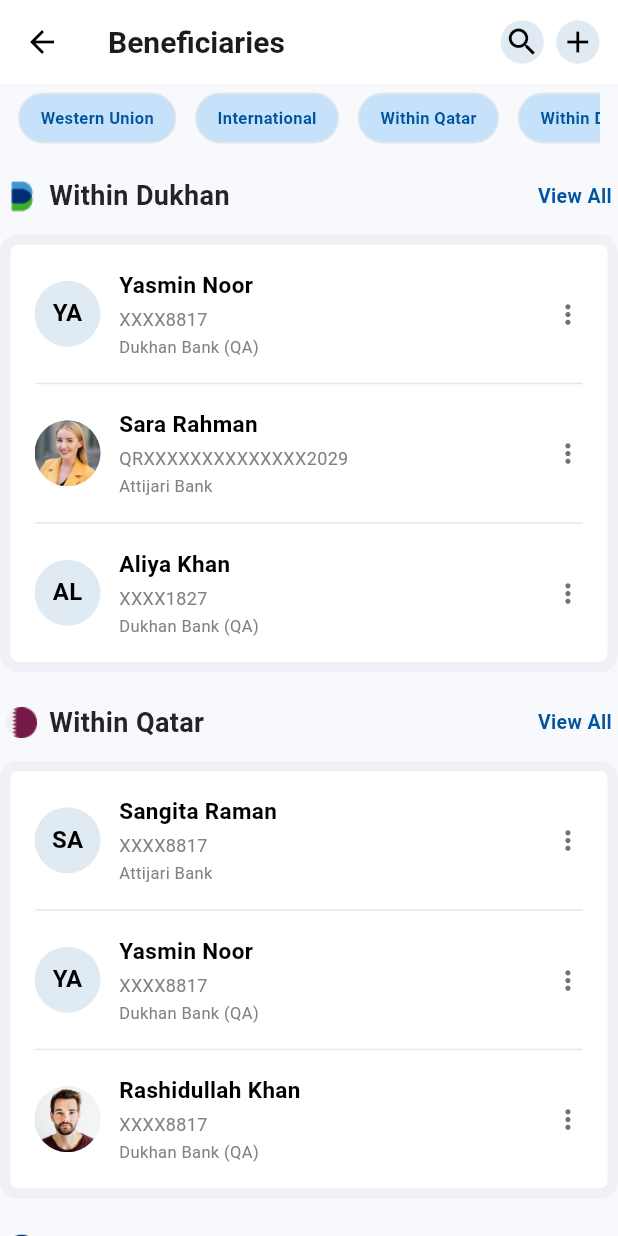
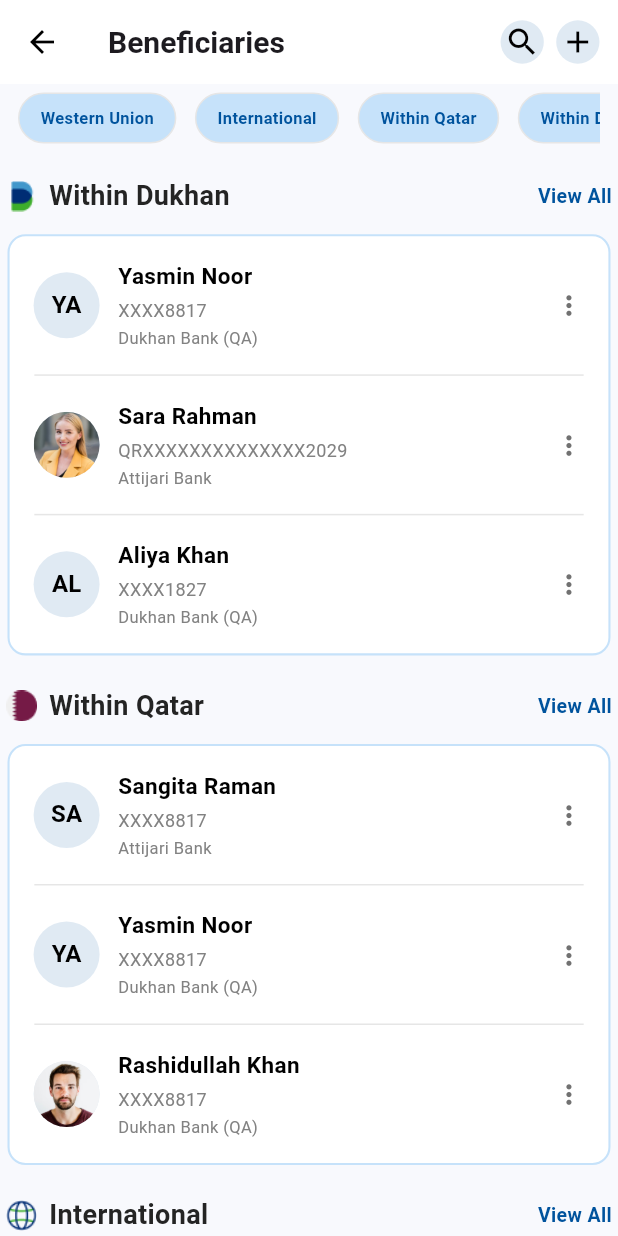
Before and after one commit to NishanthRamachandaran/beneficiary, a Flutter app: the screen it shows after launch, on a phone screen of 412 x 824 dp. Run offline on Flutter 3.47's test engine with Material 3 defaults, Android fonts, the phone set to English and light mode, and no system bars; our stand-ins replace flutter_riverpod; Roboto replaces fonts that are missing (DiodrumArabic).

Commit message:
Updated project with latest code changes

```diff
--- a/lib/features/beneficiaries/domain/models/beneficiary.dart
+++ b/lib/features/beneficiaries/domain/models/beneficiary.dart
@@ -1,13 +1,10 @@
-// lib/features/beneficiaries/domain/models/beneficiary.dart
 
-// MODEL: Beneficiary
-// COMMAND: model represents a beneficiary tile. Use this immutable class everywhere in presentation.
 class Beneficiary {
   final String name;
   final String id;
   final String bank;
   final String? avatarUrl; // optional network image
-  final String? localImage; // optional local asset image path
+  final String? localImage;
 
   const Beneficiary({
     required this.name,
--- a/lib/features/beneficiaries/presentation/pages/beneficiaries_screen.dart
+++ b/lib/features/beneficiaries/presentation/pages/beneficiaries_screen.dart
@@ -8,7 +8,7 @@
 import '../providers/beneficiaries_providers.dart';
 import '../../colors.dart';
 
-// COMMAND: Page builds UI and connects provider + controller logic.
+//  Page builds UI and connects provider + controller logic.
 class BeneficiariesScreen extends ConsumerStatefulWidget {
   const BeneficiariesScreen({super.key});
 
@@ -18,8 +18,8 @@
 
 class _BeneficiariesScreenState extends ConsumerState<BeneficiariesScreen> {
 
-  bool showSearchBar = false; // COMMAND: toggles basic search bar visibility
-  final TextEditingController searchController = TextEditingController(); // no functionality
+  bool showSearchBar = false; //toggles basic search bar visibility
+  final TextEditingController searchController = TextEditingController();
 
   @override
   Widget build(BuildContext context) {
--- a/lib/features/beneficiaries/presentation/providers/beneficiaries_providers.dart
+++ b/lib/features/beneficiaries/presentation/providers/beneficiaries_providers.dart
@@ -8,7 +8,7 @@
 final selectedChipProvider = StateProvider<int>((ref) => -1);
 
 // Provider: static beneficiaries data as Map<String, List<Beneficiary>>
-// COMMAND: use this provider to read static data anywhere in presentation layer.
+
 final beneficiariesStaticProvider = Provider<Map<String, List<Beneficiary>>>((ref) {
   return beneficiariesStatic;
 });
--- a/lib/features/beneficiaries/presentation/widgets/beneficiary_tile.dart
+++ b/lib/features/beneficiaries/presentation/widgets/beneficiary_tile.dart
@@ -10,7 +10,7 @@
 
   @override
   Widget build(BuildContext context) {
-    final w = MediaQuery.of(context).size.width; // allowed
+    final w = MediaQuery.of(context).size.width;
     final ImageProvider? avatar = model.localImage != null
         ? AssetImage(model.localImage!)
         : (model.avatarUrl != null ? NetworkImage(model.avatarUrl!) : null);
--- a/lib/features/beneficiaries/presentation/widgets/chip_row.dart
+++ b/lib/features/beneficiaries/presentation/widgets/chip_row.dart
@@ -4,7 +4,7 @@
 import '../../colors.dart';
 
 // Widget: horizontal chips (filter bar)
-// COMMAND: only UI - reads selectedChipProvider and updates it on tap.
+//  only UI - reads selectedChipProvider and updates it on tap.
 class ChipRow extends ConsumerWidget {
   final List<String> labels;
   const ChipRow({required this.labels, super.key});
@@ -12,11 +12,10 @@
   @override
   Widget build(BuildContext context, WidgetRef ref) {
     final selected = ref.watch(selectedChipProvider);
-    final w = MediaQuery.of(context).size.width; // MEDIAQUERY usage (allowed)
-    // COMMAND: use MediaQuery for size, but padding/radius/fonts are constants
+    final w = MediaQuery.of(context).size.width;
 
     return SizedBox(
-      height: w * 0.11, // responsive height using MediaQuery as required
+      height: w * 0.11,
       child: SingleChildScrollView(
         scrollDirection: Axis.horizontal,
         physics: const BouncingScrollPhysics(),
@@ -25,10 +24,15 @@
             final isActive = selected == index;
             return Container(
               margin: EdgeInsets.only(right: w * 0.03),
-              padding: const EdgeInsets.symmetric(horizontal: 14, vertical: 8), // fixed padding constant style
+              padding: const EdgeInsets.symmetric(
+                horizontal: 14,
+                vertical: 8,
+              ),
               decoration: BoxDecoration(
                 color: isActive ? DefaultColors.blue_0 : DefaultColors.blueFA,
-                borderRadius: BorderRadius.circular(18), // radius constant-like (kept numeric)
+                borderRadius: BorderRadius.circular(
+                  18,
+                ), // radius constant-like (kept numeric)
                 border: Border.all(
                   color: isActive ? DefaultColors.blue9C : DefaultColors.grayE6,
                 ),
@@ -36,13 +40,14 @@
               child: InkWell(
                 onTap: () {
                   final current = ref.read(selectedChipProvider);
-                  ref.read(selectedChipProvider.notifier).state = (current == index) ? -1 : index;
+                  ref.read(selectedChipProvider.notifier).state =
+                      (current == index) ? -1 : index;
                 },
                 child: Text(
                   labels[index],
                   style: TextStyle(
                     fontFamily: 'DiodrumArabic',
-                    fontSize: 11, // fixed font size as requested
+                    fontSize: 11,
                     fontWeight: FontWeight.w600,
                     color: isActive ? Colors.black : DefaultColors.blue9D,
                   ),
--- a/lib/features/beneficiaries/presentation/widgets/section_box.dart
+++ b/lib/features/beneficiaries/presentation/widgets/section_box.dart
@@ -1,9 +1,9 @@
 // SECTION BOX (same shape as your old UI)
-import 'package:beneficiary/features/beneficiaries/presentation/widgets/beneficiary_tile.dart';
+
 import 'package:flutter/material.dart';
-
 import '../../colors.dart';
 import '../../domain/models/beneficiary.dart';
+import 'beneficiary_tile.dart';
 
 class SectionBox extends StatelessWidget {
   final List<Beneficiary> items;
@@ -14,21 +14,26 @@
     final w = MediaQuery.of(context).size.width;
 
     return Container(
-      width: w,
+      width: w - 10,
+      margin: const EdgeInsets.symmetric(horizontal: 5),
       decoration: BoxDecoration(
         color: DefaultColors.white,
         borderRadius: BorderRadius.circular(12),
+
+
         border: Border.all(
-          color: DefaultColors.blue_02.withOpacity(0.4),
-          width: 7,
+          color: DefaultColors.blue_100,
+          width: 1.4,
         ),
       ),
+
       child: Column(
         children: [
           for (int i = 0; i < items.length; i++) ...[
+
             BeneficiaryTile(model: items[i]),
 
-            // Divider with gap
+            // Divider with left + right gap
             if (i != items.length - 1)
               Padding(
                 padding: EdgeInsets.symmetric(horizontal: w * 0.04),
--- a/lib/features/beneficiaries/presentation/widgets/section_header.dart
+++ b/lib/features/beneficiaries/presentation/widgets/section_header.dart
@@ -2,7 +2,7 @@
 import '../../colors.dart';
 
 // Widget: section header with optional image on left and View All on right
-// COMMAND: purely presentational. Aligns to card width via parent padding.
+//  Aligns to card width  padding.
 class SectionHeader extends StatelessWidget {
   final String title;
   final String? imagePath;
@@ -12,9 +12,9 @@
 
   @override
   Widget build(BuildContext context) {
-    final w = MediaQuery.of(context).size.width; // allowed
+    final w = MediaQuery.of(context).size.width;
     return Padding(
-      padding: EdgeInsets.symmetric(horizontal: w * 0.01), // uses MediaQuery for alignment
+      padding: EdgeInsets.symmetric(horizontal: w * 0.01),
       child: Row(
         mainAxisAlignment: MainAxisAlignment.spaceBetween,
         children: [
@@ -28,7 +28,7 @@
                 title,
                 style: const TextStyle(
                   fontFamily: 'DiodrumArabic',
-                  fontSize: 18, // fixed font size per rule
+                  fontSize: 18,
                   fontWeight: FontWeight.w600,
                   color: DefaultColors.black24,
                 ),
@@ -41,7 +41,7 @@
               'View All',
               style: const TextStyle(
                 fontFamily: 'DiodrumArabic',
-                fontSize: 13, // fixed
+                fontSize: 13,
                 fontWeight: FontWeight.w600,
                 color: DefaultColors.blue9D,
               ),
```
